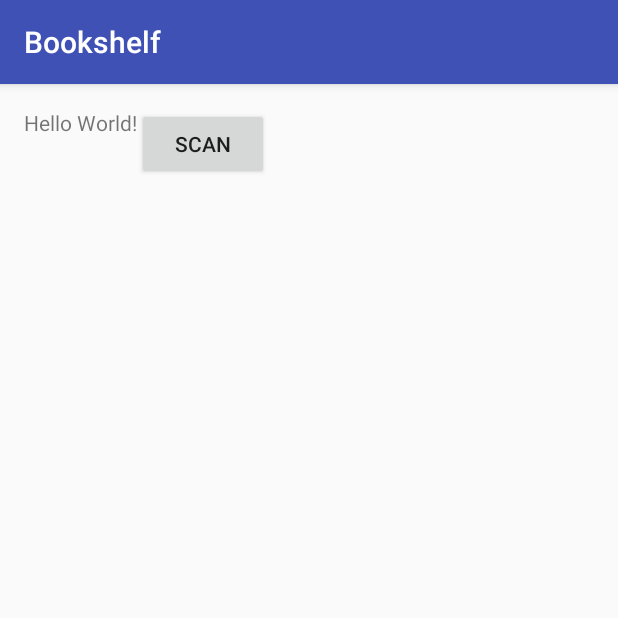
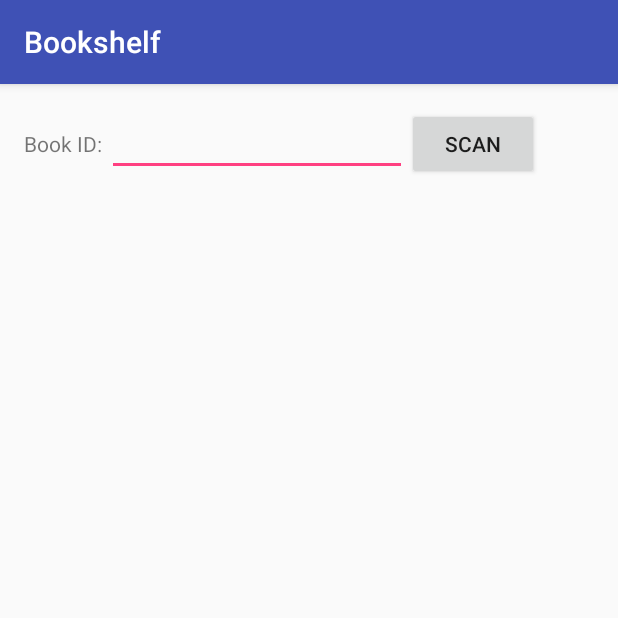
Before and after one commit to joesnason/Bookshelf, an Android app: the screen it shows after launch (MainActivity), on a phone screen of 412 x 824 dp, the top half of it. Run offline under Robolectric (Android 15) with nearby library versions, the phone set to English and light mode, and no system bars; libraries missing offline, so code that uses them is left out: com.google.zxing.integration.

Commit message:
add editeText for book ID

```diff
--- a/app/src/main/java/com/jonathan/bookshelf/MainActivity.java
+++ b/app/src/main/java/com/jonathan/bookshelf/MainActivity.java
@@ -12,6 +12,7 @@ import android.support.v7.app.AppCompatActivity;
 import android.util.Log;
 import android.view.View;
 import android.widget.Button;
+import android.widget.EditText;
 import android.widget.TextView;
 import android.widget.Toast;
 
@@ -23,7 +24,7 @@ public class MainActivity extends AppCompatActivity {
     private String TAG = "Bookshelf";
     private Activity mMainActivity;
     private Button scan_btn;
-    private TextView bookID;
+    private EditText bookID;
 
 
     static private int  REQUEST_CAMERA = 1;
@@ -97,7 +98,7 @@ public class MainActivity extends AppCompatActivity {
 
     private void init_view(){
         scan_btn = (Button)findViewById(R.id.scan);
-        bookID = (TextView) findViewById(R.id.bookid);
+        bookID = (EditText) findViewById(R.id.bookid);
     }
 
 
--- a/app/src/main/res/layout/activity_main.xml
+++ b/app/src/main/res/layout/activity_main.xml
@@ -9,17 +9,28 @@
     android:paddingTop="@dimen/activity_vertical_margin"
     tools:context="com.jonathan.bookshelf.MainActivity">
 
-    <TextView
-        android:id="@+id/bookid"
+    <LinearLayout
         android:layout_width="wrap_content"
         android:layout_height="wrap_content"
-        android:text="Hello World!" />
+        android:orientation="horizontal">
+        <TextView
+            android:layout_width="wrap_content"
+            android:layout_height="wrap_content"
+            android:text="Book ID: " />
+
+        <EditText
+            android:id="@+id/bookid"
+            android:layout_width="200dp"
+            android:layout_height="wrap_content"
+            />
+        <Button
+            android:id="@+id/scan"
+            android:layout_width="wrap_content"
+            android:layout_height="wrap_content"
+            android:text="Scan"
+             />
+    </LinearLayout>
 
 
-    <Button
-        android:id="@+id/scan"
-        android:layout_width="wrap_content"
-        android:layout_height="wrap_content"
-        android:text="Scan"
-        android:layout_toRightOf="@id/bookid" />
+
 </RelativeLayout>
```
